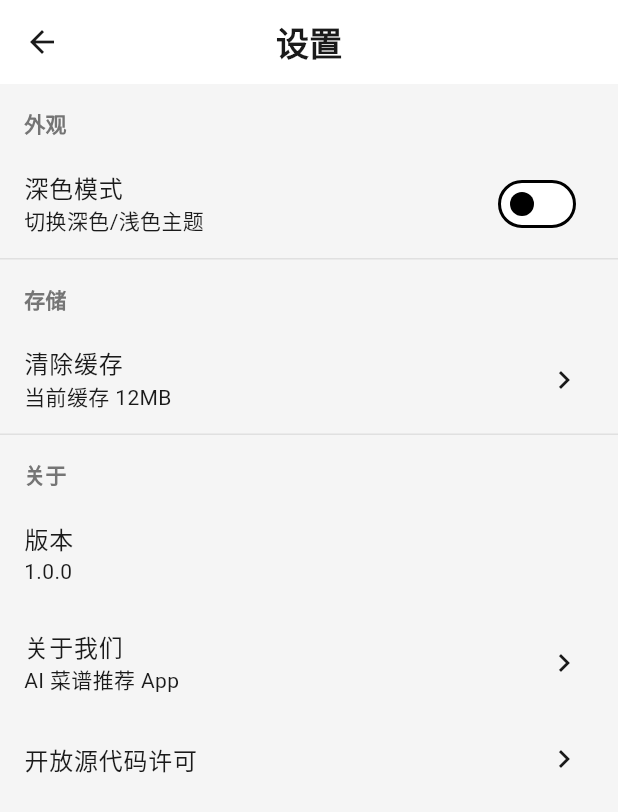
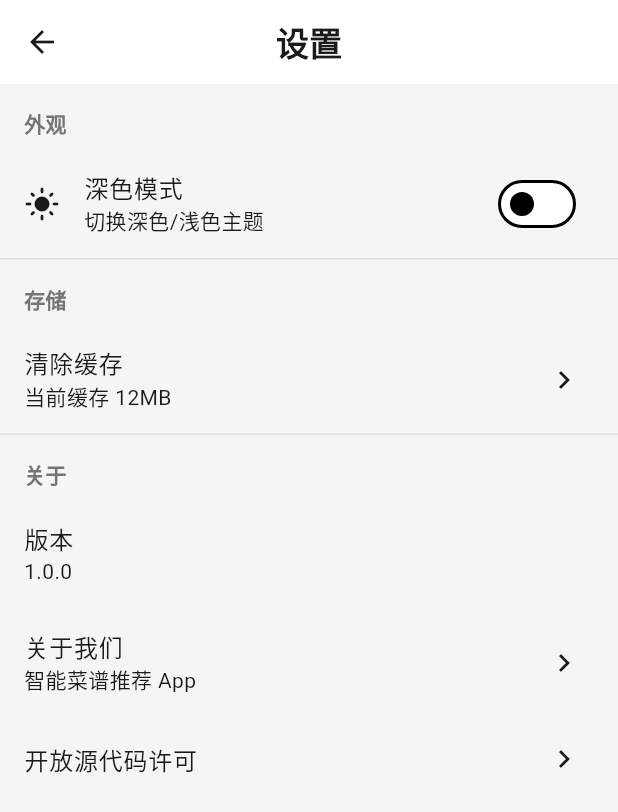
Before and after one commit to WenOwen/recipe-app, a Flutter app: the SettingsPage screen opened by its route, on a phone screen of 412 x 824 dp. Shown: the top 812 px of the screen. Run offline on Flutter 3.47's test engine with Material 3 defaults, Android fonts, the phone set to English and light mode, and no system bars; our stand-ins replace carousel_slider, dio, shared_preferences; accounts and stored records are empty; network calls fail.

Commit message:
feat: 添加深色模式支持
- 新增 SettingsService 保存用户偏好
- 设置页面添加深色模式开关
- 主应用支持主题切换

```diff
--- /dev/null
+++ b/lib/data/services/settings_service.dart
@@ -0,0 +1,48 @@
+import 'dart:convert';
+import 'package:shared_preferences/shared_preferences.dart';
+
+/// 设置服务 - 保存用户偏好
+class SettingsService {
+  static const String _key = 'app_settings';
+  static SettingsService? _instance;
+  static SharedPreferences? _prefs;
+
+  SettingsService._();
+
+  static Future<SettingsService> getInstance() async {
+    _instance ??= SettingsService._();
+    _prefs ??= await SharedPreferences.getInstance();
+    return _instance!;
+  }
+
+  /// 获取设置
+  Map<String, dynamic> getSettings() {
+    final jsonStr = _prefs?.getString(_key);
+    if (jsonStr == null || jsonStr.isEmpty) {
+      return {'darkMode': false};
+    }
+    try {
+      return json.decode(jsonStr);
+    } catch (e) {
+      return {'darkMode': false};
+    }
+  }
+
+  /// 保存设置
+  Future<void> saveSettings(Map<String, dynamic> settings) async {
+    final jsonStr = json.encode(settings);
+    await _prefs?.setString(_key, jsonStr);
+  }
+
+  /// 获取深色模式
+  bool getDarkMode() {
+    return getSettings()['darkMode'] ?? false;
+  }
+
+  /// 设置深色模式
+  Future<void> setDarkMode(bool value) async {
+    final settings = getSettings();
+    settings['darkMode'] = value;
+    await saveSettings(settings);
+  }
+}
--- a/lib/main.dart
+++ b/lib/main.dart
@@ -1,6 +1,7 @@
 import 'package:flutter/material.dart';
 import 'core/theme/app_theme.dart';
 import 'data/models/recipe_model.dart';
+import 'data/services/settings_service.dart';
 import 'presentation/pages/home_page.dart';
 import 'presentation/pages/search_page.dart';
 import 'presentation/pages/favorites_page.dart';
@@ -17,22 +18,52 @@ void main() {
   runApp(const RecipeApp());
 }
 
-class RecipeApp extends StatelessWidget {
+class RecipeApp extends StatefulWidget {
   const RecipeApp({super.key});
+
+  @override
+  State<RecipeApp> createState() => _RecipeAppState();
+}
+
+class _RecipeAppState extends State<RecipeApp> {
+  bool _isDarkMode = false;
+
+  @override
+  void initState() {
+    super.initState();
+    _loadTheme();
+  }
+
+  Future<void> _loadTheme() async {
+    final service = await SettingsService.getInstance();
+    setState(() {
+      _isDarkMode = service.getDarkMode();
+    });
+  }
+
+  void _toggleTheme() {
+    setState(() {
+      _isDarkMode = !_isDarkMode;
+    });
+  }
 
   @override
   Widget build(BuildContext context) {
     return MaterialApp(
-      title: 'AI 菜谱',
+      title: '智能菜谱',
       debugShowCheckedModeBanner: false,
       theme: AppTheme.lightTheme,
+      darkTheme: AppTheme.darkTheme,
+      themeMode: _isDarkMode ? ThemeMode.dark : ThemeMode.light,
       // 路由配置
       initialRoute: '/',
       onGenerateRoute: (settings) {
         switch (settings.name) {
           case '/':
             return MaterialPageRoute(
-              builder: (_) => const MainNavigation(),
+              builder: (_) => MainNavigation(
+                onThemeChanged: _toggleTheme,
+              ),
             );
           case '/detail':
             final recipe = settings.arguments as Recipe;
@@ -49,7 +80,7 @@ class RecipeApp extends StatelessWidget {
             );
           case '/settings':
             return MaterialPageRoute(
-              builder: (_) => const SettingsPage(),
+              builder: (_) => SettingsPage(onThemeChanged: _toggleTheme),
             );
           case '/fridge':
             return MaterialPageRoute(
@@ -65,7 +96,9 @@ class RecipeApp extends StatelessWidget {
             );
           default:
             return MaterialPageRoute(
-              builder: (_) => const MainNavigation(),
+              builder: (_) => MainNavigation(
+                onThemeChanged: _toggleTheme,
+              ),
             );
         }
       },
@@ -75,7 +108,9 @@ class RecipeApp extends StatelessWidget {
 
 /// 主导航页面（含底部导航栏）
 class MainNavigation extends StatefulWidget {
-  const MainNavigation({super.key});
+  final VoidCallback? onThemeChanged;
+
+  const MainNavigation({super.key, this.onThemeChanged});
 
   @override
   State<MainNavigation> createState() => _MainNavigationState();
--- a/lib/presentation/pages/settings_page.dart
+++ b/lib/presentation/pages/settings_page.dart
@@ -1,8 +1,11 @@
 import 'package:flutter/material.dart';
+import '../../data/services/settings_service.dart';
 
 /// 设置页面
 class SettingsPage extends StatefulWidget {
-  const SettingsPage({super.key});
+  final VoidCallback? onThemeChanged;
+
+  const SettingsPage({super.key, this.onThemeChanged});
 
   @override
   State<SettingsPage> createState() => _SettingsPageState();
@@ -19,10 +22,20 @@ class _SettingsPageState extends State<SettingsPage> {
   }
 
   Future<void> _loadSettings() async {
-    // 模拟加载设置
+    final service = await SettingsService.getInstance();
     setState(() {
+      _darkMode = service.getDarkMode();
       _cacheSize = 12; // MB
     });
+  }
+
+  Future<void> _toggleDarkMode(bool value) async {
+    final service = await SettingsService.getInstance();
+    await service.setDarkMode(value);
+    setState(() {
+      _darkMode = value;
+    });
+    widget.onThemeChanged?.call();
   }
 
   Future<void> _clearCache() async {
@@ -45,7 +58,6 @@ class _SettingsPageState extends State<SettingsPage> {
     );
 
     if (confirmed == true) {
-      // 实际清除缓存逻辑
       setState(() => _cacheSize = 0);
       if (!mounted) return;
       ScaffoldMessenger.of(context).showSnackBar(
@@ -68,13 +80,10 @@ class _SettingsPageState extends State<SettingsPage> {
             title: const Text('深色模式'),
             subtitle: const Text('切换深色/浅色主题'),
             value: _darkMode,
-            onChanged: (value) {
-              setState(() => _darkMode = value);
-              // TODO: 实现主题切换
-              ScaffoldMessenger.of(context).showSnackBar(
-                const SnackBar(content: Text('主题切换功能开发中...')),
-              );
-            },
+            onChanged: _toggleDarkMode,
+            secondary: Icon(
+              _darkMode ? Icons.dark_mode : Icons.light_mode,
+            ),
           ),
           const Divider(),
 
@@ -90,20 +99,20 @@ class _SettingsPageState extends State<SettingsPage> {
 
           // 关于
           _buildSectionTitle('关于'),
-          ListTile(
-            title: const Text('版本'),
-            subtitle: const Text('1.0.0'),
+          const ListTile(
+            title: Text('版本'),
+            subtitle: Text('1.0.0'),
           ),
           ListTile(
             title: const Text('关于我们'),
-            subtitle: const Text('AI 菜谱推荐 App'),
+            subtitle: const Text('智能菜谱推荐 App'),
             trailing: const Icon(Icons.chevron_right),
             onTap: () {
               showAboutDialog(
                 context: context,
-                applicationName: 'AI 菜谱',
+                applicationName: '智能菜谱',
                 applicationVersion: '1.0.0',
-                applicationLegalese: '© 2026 AI 菜谱团队',
+                applicationLegalese: '© 2026 智能菜谱团队',
               );
             },
           ),
@@ -113,7 +122,7 @@ class _SettingsPageState extends State<SettingsPage> {
             onTap: () {
               showLicensePage(
                 context: context,
-                applicationName: 'AI 菜谱',
+                applicationName: '智能菜谱',
                 applicationVersion: '1.0.0',
               );
             },
```
